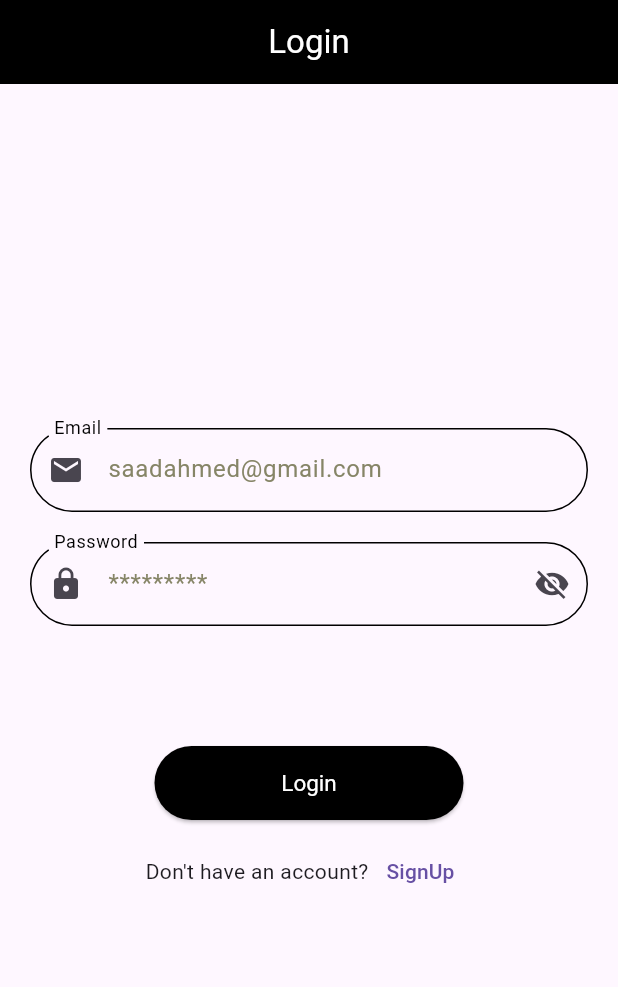
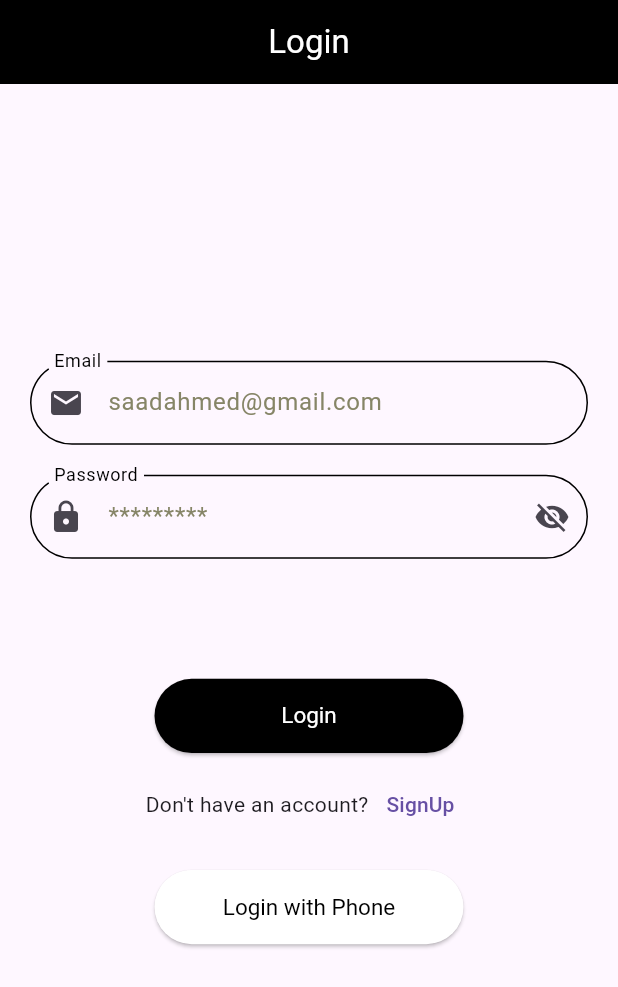
Before and after one commit to saadahmed0147/Flutter-Firebase-Demo, a Flutter app: the screen it shows after launch, on a phone screen of 412 x 824 dp. Shown: the top 987 px of the screen. Run offline on Flutter 3.47's test engine with Material 3 defaults, Android fonts, the light colour scheme and no system bars; our stand-ins replace another_flushbar, firebase_auth, firebase_core; accounts and stored records are empty.

Commit message:
Added Login with Phone button

```diff
--- a/lib/Screens/login_screen.dart
+++ b/lib/Screens/login_screen.dart
@@ -127,6 +127,18 @@ class _LoginScreenState extends State<LoginScreen> {
                       child: const Text('SignUp'),
                     )
                   ],
+                ),
+                Padding(
+                  padding: const EdgeInsets.all(20),
+                  child: RoundButton(
+                    title: 'Login with Phone',
+                    backgroundColor: AppColors.whiteColor,
+                    foregroundColor: AppColors.blackColor,
+                    onPress: () {
+                      Navigator.pushNamed(
+                          context, RouteNames.phoneNumberInputScreen);
+                    },
+                  ),
                 )
               ],
             ),
```
